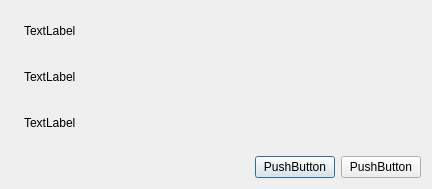
This is frmdecision.ui in arcnexus/RedFoX as Qt 5 draws it before an edit. The edited form follows.
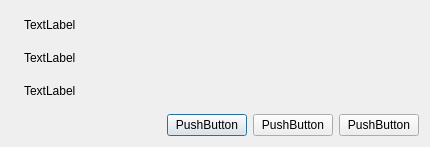
This is the edited form. Icons and pictures are not drawn.

Patch:
```diff
--- a/frmdecision.ui
+++ b/frmdecision.ui
@@ -6,8 +6,8 @@
    <rect>
     <x>0</x>
     <y>0</y>
-    <width>432</width>
-    <height>189</height>
+    <width>430</width>
+    <height>147</height>
    </rect>
   </property>
   <property name="windowTitle">
@@ -25,7 +25,7 @@
        <property name="minimumSize">
         <size>
          <width>0</width>
-         <height>40</height>
+         <height>27</height>
         </size>
        </property>
        <property name="text">
@@ -38,7 +38,7 @@
        <property name="minimumSize">
         <size>
          <width>0</width>
-         <height>40</height>
+         <height>27</height>
         </size>
        </property>
        <property name="text">
@@ -51,7 +51,7 @@
        <property name="minimumSize">
         <size>
          <width>0</width>
-         <height>40</height>
+         <height>27</height>
         </size>
        </property>
        <property name="text">
@@ -89,6 +89,13 @@
        </property>
       </spacer>
      </item>
+     <item>
+      <widget class="QPushButton" name="btnExtra">
+       <property name="text">
+        <string>PushButton</string>
+       </property>
+      </widget>
+     </item>
      <item>
       <widget class="QPushButton" name="btnAceptar">
        <property name="text">
```
Left out of the diff: 31 changed lines with no effect on the pictures.
